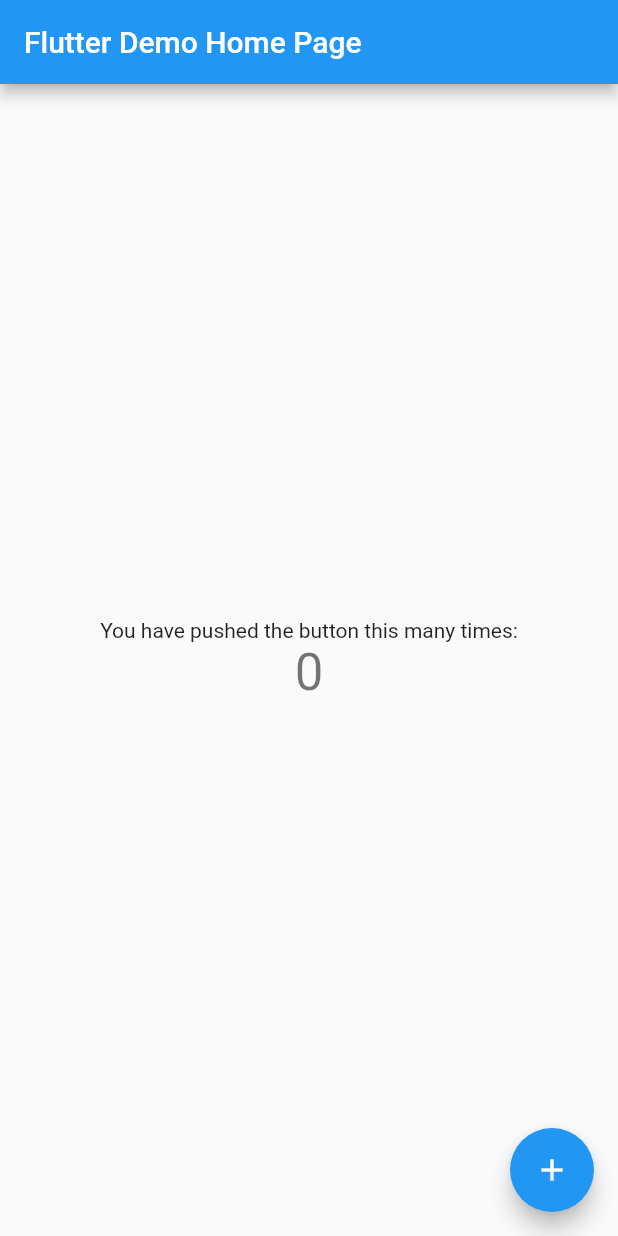
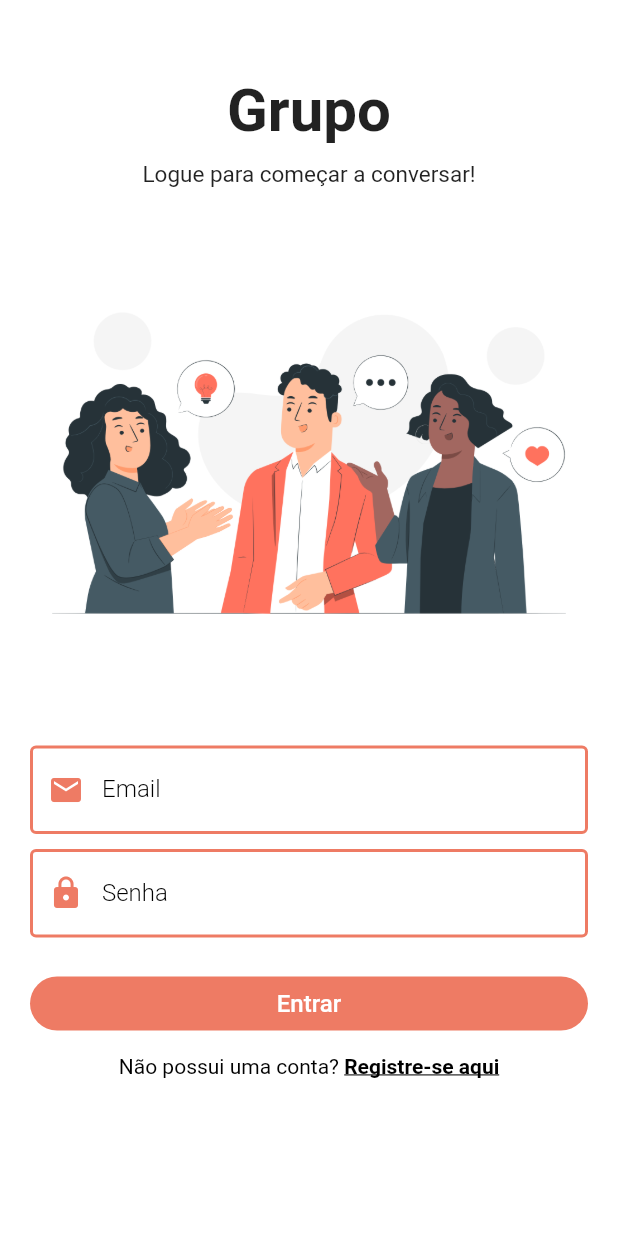
Before and after one commit to GabrielSSAlmeida/ChatAppFlutter, a Flutter app: the screen it shows after launch, on a phone screen of 412 x 824 dp. Run offline on Flutter 3.47's test engine with Material 2 defaults, Android fonts, the phone set to English and light mode, and no system bars; our stand-ins replace cloud_firestore, firebase_auth, firebase_core, shared_preferences; accounts and stored records are empty.

Commit message:
Login e Register Funcionando

```diff
--- /dev/null
+++ b/lib/helper/helper_function.dart
@@ -0,0 +1,33 @@
+import 'package:shared_preferences/shared_preferences.dart';
+
+class HelperFunctions {
+  //Keys
+  static String userLoggedInKey = "LOGGEDINKEY";
+  static String userNameKey = "USERNAMEKEY";
+  static String userEmailKey = "USEREMAILKEY";
+
+  //Salvando data do SharedPreferences
+  static Future<bool> saveUserLoggedInStatus(bool isUserLoggedIn) async {
+    SharedPreferences sp = await SharedPreferences.getInstance();
+    return await sp.setBool(userLoggedInKey, isUserLoggedIn);
+  }
+
+  static Future<bool> saveUserNameSP(String userName) async {
+    SharedPreferences sp = await SharedPreferences.getInstance();
+    return await sp.setString(userNameKey, userName);
+  }
+
+  static Future<bool> saveUserEmailSP(String userEmail) async {
+    SharedPreferences sp = await SharedPreferences.getInstance();
+    return await sp.setString(userEmailKey, userEmail);
+  }
+
+  //get data do SP
+  static Future<bool?> getUserLoggedInStatus() async {
+    //Intancia um SP
+    SharedPreferences sp = await SharedPreferences.getInstance();
+    //Retornar o valor de uma chave LOGGEDINKEY
+    return sp.getBool(userLoggedInKey);
+    //Retorna null se nn existir
+  }
+}
--- a/lib/main.dart
+++ b/lib/main.dart
@@ -1,105 +1,69 @@
+import 'package:chatapp/helper/helper_function.dart';
+import 'package:chatapp/pages/auth/login_page.dart';
+import 'package:chatapp/pages/home_page.dart';
+import 'package:chatapp/shared/constants.dart';
+import 'package:firebase_core/firebase_core.dart';
 import 'package:flutter/material.dart';
+import 'package:flutter/foundation.dart';
 
-void main() {
+void main() async {
+  //o firebase precisa que inicialize o código nativo
+  WidgetsFlutterBinding.ensureInitialized();
+
+  //Se estiver rodando na web
+  if (kIsWeb) {
+    //Poderia apenas colar, porem para seguir boas praticas usa a class Constants
+    await Firebase.initializeApp(
+        options: FirebaseOptions(
+            apiKey: Constants.apiKey,
+            appId: Constants.appId,
+            messagingSenderId: Constants.messagingSenderId,
+            projectId:
+                Constants.projectId)); //Essas options são apenas para o WEB
+  } else {
+    //android e ios
+    await Firebase.initializeApp();
+  }
+
   runApp(const MyApp());
 }
 
-class MyApp extends StatelessWidget {
+class MyApp extends StatefulWidget {
   const MyApp({super.key});
 
   @override
-  Widget build(BuildContext context) {
-    return MaterialApp(
-      title: 'Flutter Demo',
-      theme: ThemeData(
-        primarySwatch: Colors.blue,
-      ),
-      home: const MyHomePage(title: 'Flutter Demo Home Page'),
-    );
-  }
+  State<MyApp> createState() => _MyAppState();
 }
 
-class MyHomePage extends StatefulWidget {
-  const MyHomePage({super.key, required this.title});
-
-  // This widget is the home page of your application. It is stateful, meaning
-  // that it has a State object (defined below) that contains fields that affect
-  // how it looks.
-
-  // This class is the configuration for the state. It holds the values (in this
-  // case the title) provided by the parent (in this case the App widget) and
-  // used by the build method of the State. Fields in a Widget subclass are
-  // always marked "final".
-
-  final String title;
+class _MyAppState extends State<MyApp> {
+  bool _isSignedIn = false;
 
   @override
-  State<MyHomePage> createState() => _MyHomePageState();
-}
+  void initState() {
+    super.initState();
+    getUserLoggedInStatus();
+  }
 
-class _MyHomePageState extends State<MyHomePage> {
-  int _counter = 0;
-
-  void _incrementCounter() {
-    setState(() {
-      // This call to setState tells the Flutter framework that something has
-      // changed in this State, which causes it to rerun the build method below
-      // so that the display can reflect the updated values. If we changed
-      // _counter without calling setState(), then the build method would not be
-      // called again, and so nothing would appear to happen.
-      _counter++;
+  //Verifica se esta logado do sharedPreferences
+  getUserLoggedInStatus() async {
+    await HelperFunctions.getUserLoggedInStatus().then((value) {
+      if (value != null) {
+        setState(() {
+          _isSignedIn = value;
+        });
+      }
     });
   }
 
   @override
   Widget build(BuildContext context) {
-    // This method is rerun every time setState is called, for instance as done
-    // by the _incrementCounter method above.
-    //
-    // The Flutter framework has been optimized to make rerunning build methods
-    // fast, so that you can just rebuild anything that needs updating rather
-    // than having to individually change instances of widgets.
-    return Scaffold(
-      appBar: AppBar(
-        // Here we take the value from the MyHomePage object that was created by
-        // the App.build method, and use it to set our appbar title.
-        title: Text(widget.title),
+    return MaterialApp(
+      theme: ThemeData(
+        primaryColor: Constants().primaryColor,
+        scaffoldBackgroundColor: Colors.white,
       ),
-      body: Center(
-        // Center is a layout widget. It takes a single child and positions it
-        // in the middle of the parent.
-        child: Column(
-          // Column is also a layout widget. It takes a list of children and
-          // arranges them vertically. By default, it sizes itself to fit its
-          // children horizontally, and tries to be as tall as its parent.
-          //
-          // Invoke "debug painting" (press "p" in the console, choose the
-          // "Toggle Debug Paint" action from the Flutter Inspector in Android
-          // Studio, or the "Toggle Debug Paint" command in Visual Studio Code)
-          // to see the wireframe for each widget.
-          //
-          // Column has various properties to control how it sizes itself and
-          // how it positions its children. Here we use mainAxisAlignment to
-          // center the children vertically; the main axis here is the vertical
-          // axis because Columns are vertical (the cross axis would be
-          // horizontal).
-          mainAxisAlignment: MainAxisAlignment.center,
-          children: <Widget>[
-            const Text(
-              'You have pushed the button this many times:',
-            ),
-            Text(
-              '$_counter',
-              style: Theme.of(context).textTheme.headline4,
-            ),
-          ],
-        ),
-      ),
-      floatingActionButton: FloatingActionButton(
-        onPressed: _incrementCounter,
-        tooltip: 'Increment',
-        child: const Icon(Icons.add),
-      ), // This trailing comma makes auto-formatting nicer for build methods.
+      debugShowCheckedModeBanner: false,
+      home: _isSignedIn ? const HomePage() : const LoginPage(),
     );
   }
 }
--- /dev/null
+++ b/lib/pages/auth/login_page.dart
@@ -0,0 +1,185 @@
+import 'package:chatapp/pages/auth/register_page.dart';
+import 'package:chatapp/service/auth_services.dart';
+import 'package:chatapp/service/database_service.dart';
+import 'package:chatapp/widgets/widgets.dart';
+import 'package:cloud_firestore/cloud_firestore.dart';
+import 'package:firebase_auth/firebase_auth.dart';
+import 'package:firebase_core/firebase_core.dart';
+import 'package:flutter/gestures.dart';
+import 'package:flutter/material.dart';
+
+import '../../helper/helper_function.dart';
+import '../home_page.dart';
+
+class LoginPage extends StatefulWidget {
+  const LoginPage({super.key});
+
+  @override
+  State<LoginPage> createState() => _LoginPageState();
+}
+
+class _LoginPageState extends State<LoginPage> {
+  final formKey = GlobalKey<FormState>();
+  String email = "";
+  String senha = "";
+  bool _isLoading = false;
+  AuthService authService = AuthService();
+
+  @override
+  Widget build(BuildContext context) {
+    return Scaffold(
+      body: _isLoading
+          ? Center(
+              child: CircularProgressIndicator(
+                color: Theme.of(context).primaryColor,
+              ),
+            )
+          : SingleChildScrollView(
+              child: Padding(
+                padding:
+                    const EdgeInsets.symmetric(horizontal: 20, vertical: 50),
+                child: Form(
+                  key: formKey,
+                  child: Column(
+                    mainAxisAlignment: MainAxisAlignment.center,
+                    crossAxisAlignment: CrossAxisAlignment.center,
+                    children: [
+                      const Text(
+                        "Grupo",
+                        style: TextStyle(
+                            fontSize: 40, fontWeight: FontWeight.bold),
+                      ),
+                      const SizedBox(
+                        height: 10,
+                      ),
+                      const Text(
+                        "Logue para começar a conversar!",
+                        style: TextStyle(
+                            fontSize: 15, fontWeight: FontWeight.w400),
+                      ),
+                      Image.asset("assets/login.png"),
+                      TextFormField(
+                        decoration: textInputDecoration.copyWith(
+                          labelText: "Email",
+                          prefixIcon: Icon(
+                            Icons.email,
+                            color: Theme.of(context).primaryColor,
+                          ),
+                        ),
+                        onChanged: ((value) {
+                          setState(() {
+                            email = value;
+                          });
+                        }),
+                        validator: (value) {
+                          //Pesquisar mais sobre RegExp
+                          return RegExp(
+                                      r"^[a-zA-Z0-9.a-zA-Z0-9.!#$%&'*+-/=?^_`{|}~]+@[a-zA-Z0-9]+\.[a-zA-Z]+")
+                                  .hasMatch(value!)
+                              ? null
+                              : "Digite um email válido";
+                        },
+                      ),
+                      const SizedBox(height: 10),
+                      TextFormField(
+                        obscureText: true,
+                        decoration: textInputDecoration.copyWith(
+                          labelText: "Senha",
+                          prefixIcon: Icon(
+                            Icons.lock,
+                            color: Theme.of(context).primaryColor,
+                          ),
+                        ),
+                        validator: (value) {
+                          if (value!.length < 6) {
+                            return "Senha deve ser maior que 6 caracteres";
+                          } else {
+                            return null;
+                          }
+                        },
+                        onChanged: ((value) {
+                          setState(() {
+                            senha = value;
+                          });
+                        }),
+                      ),
+                      const SizedBox(height: 20),
+                      SizedBox(
+                        width: double.infinity,
+                        child: ElevatedButton(
+                          style: ElevatedButton.styleFrom(
+                            backgroundColor: Theme.of(context).primaryColor,
+                            elevation: 0,
+                            shape: RoundedRectangleBorder(
+                              borderRadius: BorderRadius.circular(30),
+                            ),
+                          ),
+                          onPressed: () {
+                            login();
+                          },
+                          child: const Text(
+                            "Entrar",
+                            style: TextStyle(color: Colors.white, fontSize: 16),
+                          ),
+                        ),
+                      ),
+                      const SizedBox(height: 10),
+                      Text.rich(
+                        TextSpan(
+                          text: "Não possui uma conta? ",
+                          style: const TextStyle(
+                              color: Colors.black, fontSize: 14),
+                          children: [
+                            TextSpan(
+                                text: "Registre-se aqui",
+                                style: const TextStyle(
+                                  color: Colors.black,
+                                  decoration: TextDecoration.underline,
+                                  fontWeight: FontWeight.bold,
+                                ),
+                                recognizer: TapGestureRecognizer()
+                                  ..onTap = () {
+                                    nextScreenReplace(
+                                        context, const RegisterPage());
+                                  }),
+                          ],
+                        ),
+                      )
+                    ],
+                  ),
+                ),
+              ),
+            ),
+    );
+  }
+
+  login() async {
+    if (formKey.currentState!.validate()) {
+      setState(() {
+        _isLoading = true;
+      });
+      await authService
+          .loginWithUserNameAndPassword(email, senha)
+          .then((value) async {
+        if (value == true) {
+          //Não pega as informações que o usuario digitou, mas ss as que estao no database
+          QuerySnapshot snapshot =
+              await DatabaseService(uid: FirebaseAuth.instance.currentUser!.uid)
+                  .gettingUserdata(email);
+
+          //salva no sharedPreferences
+          await HelperFunctions.saveUserLoggedInStatus(true);
+          await HelperFunctions.saveUserEmailSP(email);
+          await HelperFunctions.saveUserNameSP(snapshot.docs[0]['fullName']);
+
+          nextScreen(context, const HomePage());
+        } else {
+          showSnackbar(context, Colors.red, value);
+          setState(() {
+            _isLoading = false;
+          });
+        }
+      });
+    }
+  }
+}
--- /dev/null
+++ b/lib/service/database_service.dart
@@ -0,0 +1,34 @@
+import 'package:cloud_firestore/cloud_firestore.dart';
+
+class DatabaseService {
+  final String? uid;
+  DatabaseService({this.uid});
+
+  //CollectionReference = usado para add documentos, get documentos e buscar documentos do firestore
+  final CollectionReference userCollection =
+      FirebaseFirestore.instance.collection("users");
+  //Vai criar uma coleção users
+
+  final CollectionReference groupCollection =
+      FirebaseFirestore.instance.collection("groups");
+  //Vai criar uma coleção group
+
+  //save o userdata
+  Future savingUserData(String fullName, String email) async {
+    return await userCollection.doc(uid).set({
+      "fullName": fullName,
+      "email": email,
+      "groups": [],
+      "profilePic": "",
+      "uid": uid,
+    });
+  }
+
+  //get o userdata
+  Future gettingUserdata(String email) async {
+    //faz uma busca no firestore
+    QuerySnapshot snapshot =
+        await userCollection.where("email", isEqualTo: email).get();
+    return snapshot;
+  }
+}
--- /dev/null
+++ b/lib/shared/constants.dart
@@ -0,0 +1,9 @@
+import 'package:flutter/material.dart';
+
+class Constants {
+  static String appId = "1:242194717801:web:17fda9559601a7bf84d6f8";
+  static String apiKey = "AIzaSyA2TPJFyXoHYqJ2bBkau81G-QyDolp35X0";
+  static String messagingSenderId = "242194717801";
+  static String projectId = "chatappflutter-80aba";
+  final primaryColor = const Color(0xFFee7b64);
+}
--- /dev/null
+++ b/lib/widgets/widgets.dart
@@ -0,0 +1,50 @@
+import 'package:flutter/material.dart';
+
+const textInputDecoration = InputDecoration(
+  labelStyle: TextStyle(color: Colors.black, fontWeight: FontWeight.w300),
+  focusedBorder: OutlineInputBorder(
+    borderSide: BorderSide(
+      color: Color(0xFFee7b64),
+      width: 2,
+    ),
+  ),
+  enabledBorder: OutlineInputBorder(
+    borderSide: BorderSide(
+      color: Color(0xFFee7b64),
+      width: 2,
+    ),
+  ),
+  errorBorder: OutlineInputBorder(
+    borderSide: BorderSide(
+      color: Color(0xFFee7b64),
+      width: 2,
+    ),
+  ),
+);
+
+void nextScreen(context, page) {
+  Navigator.push(context, MaterialPageRoute(builder: (context) => page));
+}
+
+void nextScreenReplace(context, page) {
+  Navigator.pushReplacement(
+      context, MaterialPageRoute(builder: (context) => page));
+}
+
+void showSnackbar(context, color, message) {
+  ScaffoldMessenger.of(context).showSnackBar(SnackBar(
+    content: Text(
+      message,
+      style: const TextStyle(
+        fontSize: 14,
+      ),
+    ),
+    backgroundColor: color,
+    duration: const Duration(seconds: 4),
+    action: SnackBarAction(
+      label: "OK",
+      onPressed: () {},
+      textColor: Colors.white,
+    ),
+  ));
+}
```
Also changed, not shown: lib/pages/auth/register_page.dart (added, +200 -0 lines), lib/pages/home_page.dart (added, +29 -0 lines), lib/service/auth_services.dart (added, +52 -0 lines), pubspec.yaml (+9 -15 lines), pubspec.lock, 5 other files.
